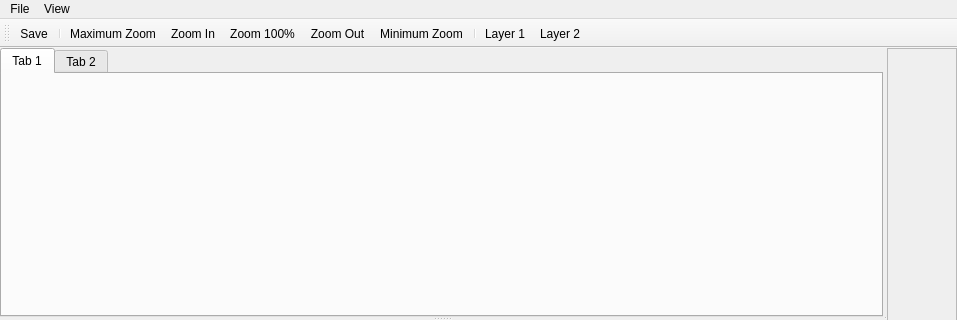
First picture: the form in leveleditorwindow.ui, repository ExplosBlue/CoinKiller, before the edit; both pictures show x 0 to 957 and y 0 to 320 of the 957 by 622 pixel window.
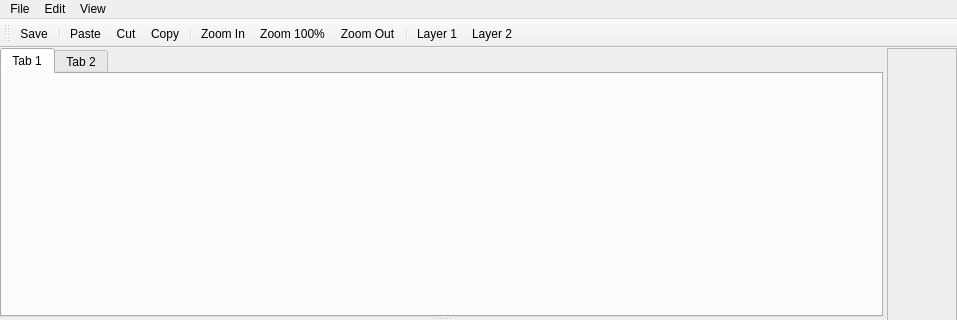
Second picture: the form after the edit.

```diff
--- a/leveleditorwindow.ui
+++ b/leveleditorwindow.ui
@@ -125,7 +125,16 @@
     <addaction name="actionZoom_Out"/>
     <addaction name="actionZoom_Minimum"/>
    </widget>
+   <widget class="QMenu" name="menuEdit">
+    <property name="title">
+     <string>Edit</string>
+    </property>
+    <addaction name="actionPaste"/>
+    <addaction name="actionCut"/>
+    <addaction name="actionCopy"/>
+   </widget>
    <addaction name="menuFile"/>
+   <addaction name="menuEdit"/>
    <addaction name="menuView"/>
   </widget>
   <widget class="QStatusBar" name="statusbar"/>
@@ -141,11 +150,13 @@
    </attribute>
    <addaction name="actionSave"/>
    <addaction name="separator"/>
-   <addaction name="actionZoom_Maximum"/>
+   <addaction name="actionPaste"/>
+   <addaction name="actionCut"/>
+   <addaction name="actionCopy"/>
+   <addaction name="separator"/>
    <addaction name="actionZoom_In"/>
    <addaction name="actionZoom_100"/>
    <addaction name="actionZoom_Out"/>
-   <addaction name="actionZoom_Minimum"/>
    <addaction name="separator"/>
    <addaction name="actionToggleLayer1"/>
    <addaction name="actionToggleLayer2"/>
@@ -243,6 +254,39 @@
     <string>Ctrl+S</string>
    </property>
   </action>
+  <action name="actionPaste">
+   <property name="text">
+    <string>Paste</string>
+   </property>
+   <property name="toolTip">
+    <string>Paste</string>
+   </property>
+   <property name="shortcut">
+    <string>Ctrl+V</string>
+   </property>
+  </action>
+  <action name="actionCut">
+   <property name="text">
+    <string>Cut</string>
+   </property>
+   <property name="toolTip">
+    <string>Cut</string>
+   </property>
+   <property name="shortcut">
+    <string>Ctrl+X</string>
+   </property>
+  </action>
+  <action name="actionCopy">
+   <property name="text">
+    <string>Copy</string>
+   </property>
+   <property name="toolTip">
+    <string>Copy</string>
+   </property>
+   <property name="shortcut">
+    <string>Ctrl+C</string>
+   </property>
+  </action>
  </widget>
  <resources/>
  <connections/>
```
